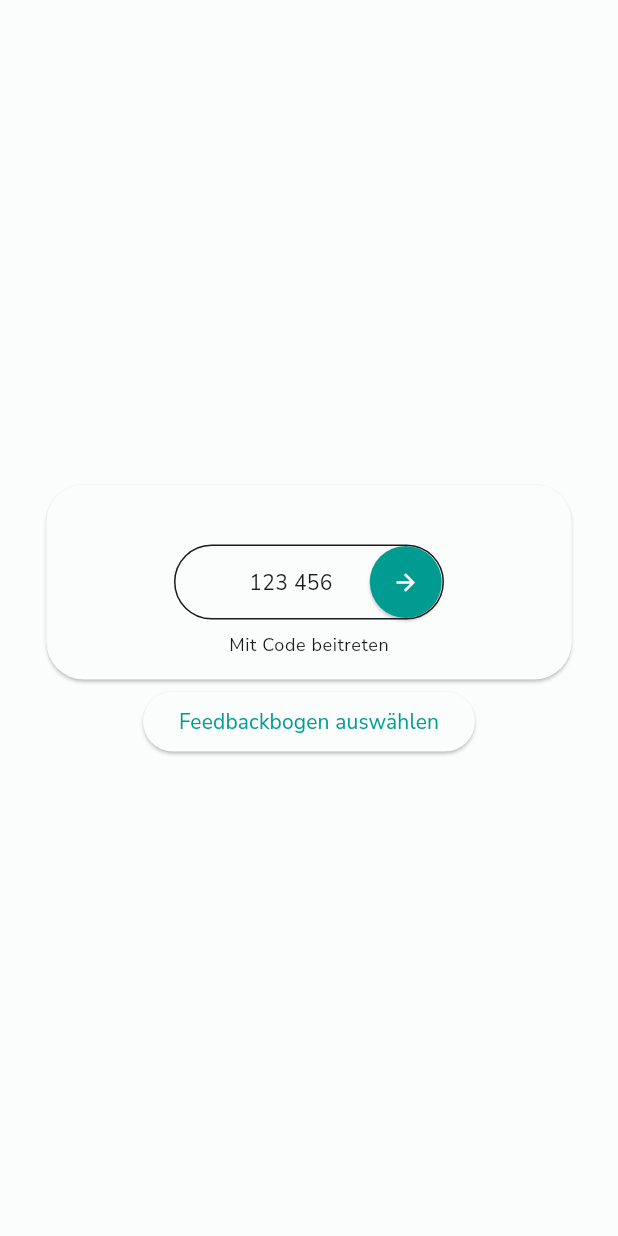
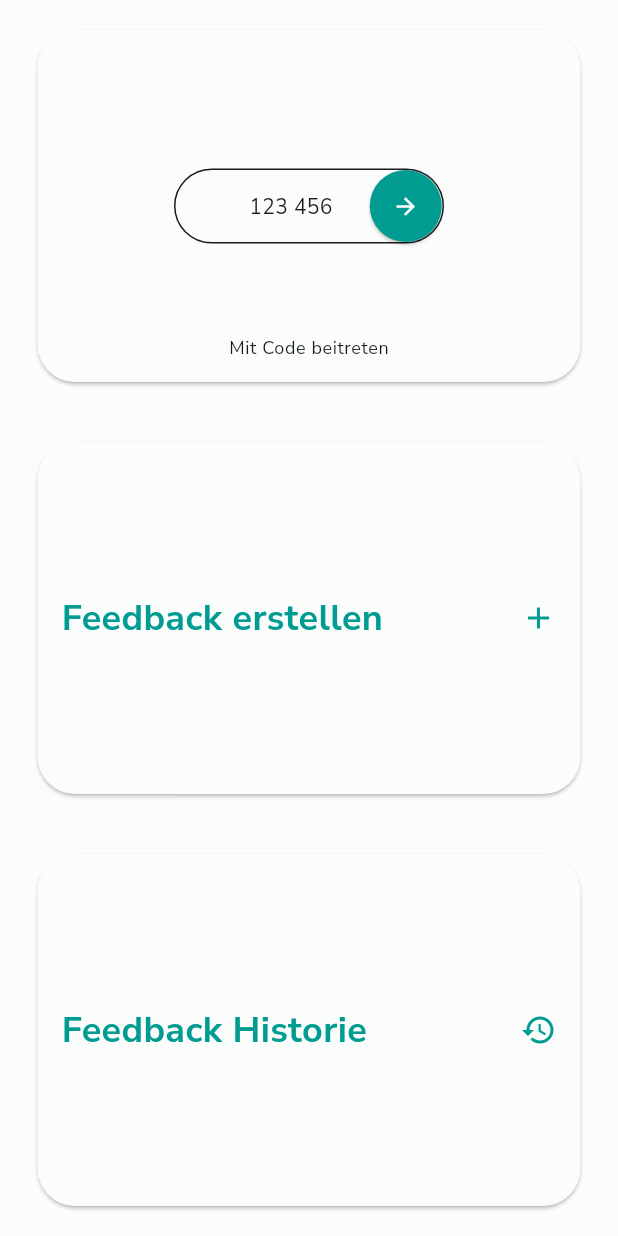
Before and after one commit to msi-se/mobile-learning-app, a Flutter app: the FeedbackTab screen opened directly, on a phone screen of 412 x 824 dp. Run offline on Flutter 3.47's test engine with Material 3 defaults, Android fonts, the phone set to English and light mode, and no system bars; our stand-ins replace flutter_svg.

Commit message:
Added History Page

```diff
--- a/frontend/lib/components/input_card.dart
+++ b/frontend/lib/components/input_card.dart
@@ -39,10 +39,12 @@ class _InputCardState extends State<InputCard> {
       shape: RoundedRectangleBorder(
         borderRadius: BorderRadius.circular(25),
       ),
+      margin: const EdgeInsets.symmetric(
+        horizontal: 25,
+        vertical: 20
+      ),
       // color: colors.secondary,
       child: SizedBox(
-        height: 130,
-        width: widget.size.width * 0.85,
         child: Stack(
           children: [
             Center(
--- a/frontend/lib/main.dart
+++ b/frontend/lib/main.dart
@@ -1,6 +1,7 @@
 import 'package:flutter/material.dart';
 import 'package:frontend/pages/feedback/attend_feedback_page.dart';
 import 'package:frontend/pages/feedback/choose_feedback_page.dart';
+import 'package:frontend/pages/feedback/history_feedback_page.dart';
 import 'package:frontend/pages/login_page.dart';
 import 'package:frontend/pages/main_page.dart';
 import 'package:frontend/theme/themes.dart';
@@ -23,6 +24,7 @@ class MyApp extends StatelessWidget {
         '/home': (_) => const MainPage(),
         '/choose-feedback': (_) => const ChooseFeedbackPage(),
         '/attend-feedback': (_) => const AttendFeedbackPage(),
+        '/history-feedback': (_) => const HistoryFeedbackPage(),
       },
     );
   }
--- a/frontend/lib/tabs/feedback_tab.dart
+++ b/frontend/lib/tabs/feedback_tab.dart
@@ -22,11 +22,11 @@ class _FeedbackTabState extends State<FeedbackTab> {
     Size size = MediaQuery.of(context).size;
 
     return Scaffold(
-      body: Center(
-        child: Column(
-          mainAxisAlignment: MainAxisAlignment.center,
-          children: <Widget>[
-            InputCard(
+      body: Column(
+        mainAxisAlignment: MainAxisAlignment.center,
+        children: <Widget>[
+          Expanded(
+            child: InputCard(
                 size: size,
                 inputText: '123 456',
                 textInputController: _joinCodeController,
@@ -49,15 +49,70 @@ class _FeedbackTabState extends State<FeedbackTab> {
                   Navigator.pushNamed(context, '/attend-feedback');
                 },
                 sublineText: 'Mit Code beitreten'),
-            ElevatedButton(
-              onPressed: () {
-                Navigator.pushNamed(context, '/choose-feedback');
-              },
-              child: Text('Feedbackbogen auswählen',
-                  style: TextStyle(color: colors.primary)),
+          ),
+
+          Expanded(
+            child: Card(
+              shape: RoundedRectangleBorder(
+                borderRadius: BorderRadius.circular(25),
+              ),
+              margin: const EdgeInsets.symmetric(
+                horizontal: 25,
+                vertical: 20
+              ),
+              child: InkWell(
+                onTap: () {
+                  Navigator.pushNamed(context, '/choose-feedback');
+                },
+                child: Padding(
+                  padding: const EdgeInsets.all(16.0),
+                  child: Row(
+                    mainAxisAlignment: MainAxisAlignment.spaceBetween,
+                    children: <Widget>[
+                      Text('Feedback erstellen',
+                          style: TextStyle(
+                              fontSize: 24.0, // Adjust font size
+                              fontWeight: FontWeight.bold,
+                              color: colors.primary)),
+                      Icon(Icons.add, color: colors.primary),
+                    ],
+                  ),
+                ),
+              ),
             ),
-          ],
-        ),
+          ),
+
+          Expanded(
+            child: Card(
+              shape: RoundedRectangleBorder(
+                borderRadius: BorderRadius.circular(25),
+              ),
+              margin: const EdgeInsets.symmetric(
+                horizontal: 25,
+                vertical: 20
+              ),
+              child: InkWell(
+                onTap: () {
+                  Navigator.pushNamed(context, '/history-feedback');
+                },
+                child: Padding(
+                  padding: const EdgeInsets.all(16.0),
+                  child: Row(
+                    mainAxisAlignment: MainAxisAlignment.spaceBetween,
+                    children: <Widget>[
+                      Text('Feedback Historie',
+                          style: TextStyle(
+                              fontSize: 24.0, // Adjust font size
+                              fontWeight: FontWeight.bold,
+                              color: colors.primary)),
+                      Icon(Icons.history, color: colors.primary),
+                    ],
+                  ),
+                ),
+              ),
+            ),
+          ),
+        ],
       ),
     );
   }
```
Also changed, not shown: frontend/lib/pages/feedback/history_feedback_page.dart (added, +78 -0 lines), frontend/lib/pages/main_page.dart (+7 -1 lines).
